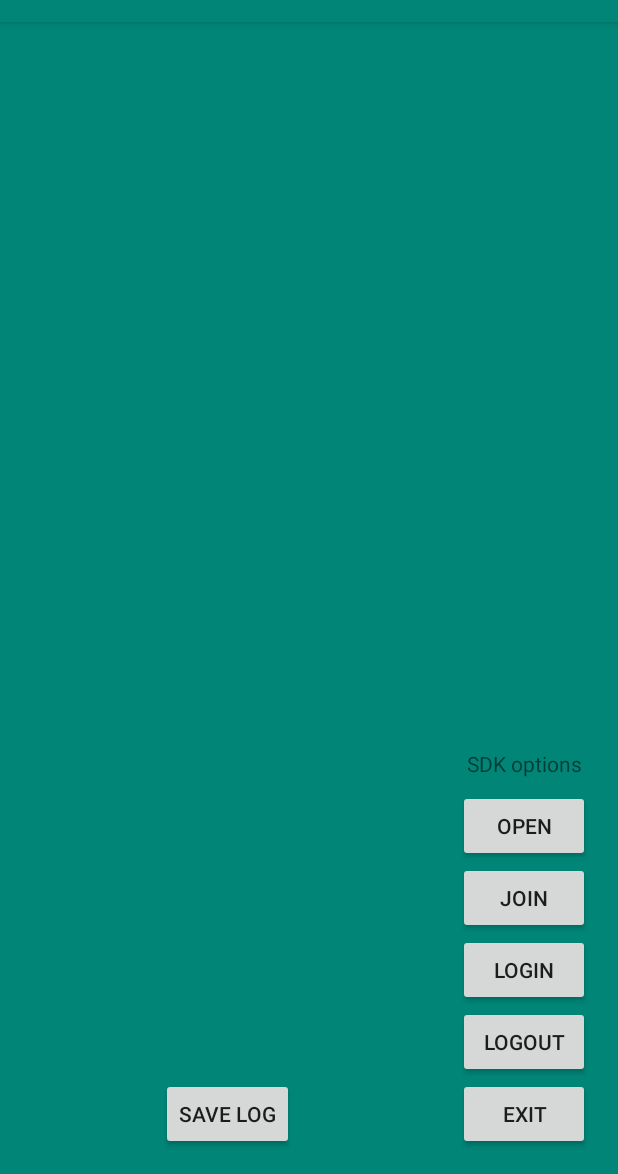
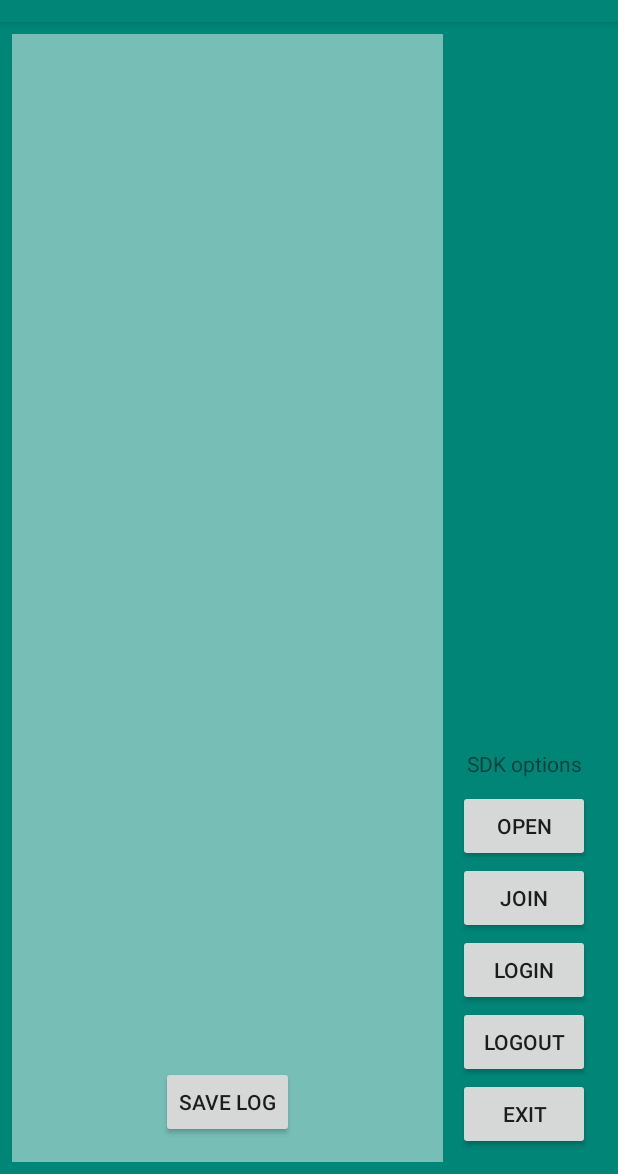
Before and after one commit to JustAllIn/ADBaseSDK, an Android app: the screen it shows after launch (MainActivity), on a phone screen of 412 x 824 dp, the part 62-1236 px from its top. Run offline under Robolectric (Android 15) with nearby library versions, the phone set to English and light mode, and no system bars.

Commit message:
[adbase sdk] 优化demo

```diff
--- a/app/src/main/java/com/adbse/MainActivity.java
+++ b/app/src/main/java/com/adbse/MainActivity.java
@@ -3,6 +3,7 @@ package com.adbse;
 import androidx.appcompat.app.AppCompatActivity;
 
 import android.os.Bundle;
+import android.text.method.ScrollingMovementMethod;
 import android.util.Log;
 import android.view.View;
 import android.widget.TextView;
@@ -12,16 +13,16 @@ import com.adbase.sdk.IAdBaseSDK;
 
 public class MainActivity extends AppCompatActivity implements IAdBaseSDK.ILogPrinter {
 
-    private final StringBuilder mLogBuilder = new StringBuilder();
     private final IAdBaseSDK mSDK = IAdBaseSDK.F.create();    //随便怎么获取，都行，sdk内部目前是单例实现
 
-    private TextView mTextView;
+    private TextView textView;
 
     @Override
     protected void onCreate(Bundle savedInstanceState) {
         super.onCreate(savedInstanceState);
         setContentView(R.layout.activity_main);
-        mTextView = findViewById(R.id.tv_log);
+        textView = findViewById(R.id.tv_log);
+        textView.setMovementMethod(ScrollingMovementMethod.getInstance());
         mSDK.setLogger(this);
     }
 
@@ -61,7 +62,11 @@ public class MainActivity extends AppCompatActivity implements IAdBaseSDK.ILogPr
     @Override
     public void log(String msg) {
         Log.i("demo", msg);
-        mLogBuilder.append(msg).append("\n");
-        mTextView.setText(mLogBuilder.toString());
+        textView.append(msg);
+        textView.append("\n\n");
+        int offset = textView.getLineCount() * textView.getLineHeight();
+        if (offset > textView.getHeight()) {
+            textView.scrollTo(0, offset - textView.getHeight());
+        }
     }
 }
--- a/app/src/main/res/layout/activity_main.xml
+++ b/app/src/main/res/layout/activity_main.xml
@@ -56,8 +56,10 @@
     </LinearLayout>
 
     <TextView
+        android:background="#77ffffff"
         android:id="@+id/tv_log"
-        android:padding="16dp"
+        android:padding="8dp"
+        android:layout_margin="8dp"
         android:layout_width="0dp"
         android:layout_height="0dp"
         app:layout_constraintBottom_toBottomOf="parent"
@@ -73,6 +75,7 @@
         app:layout_constraintStart_toStartOf="@+id/tv_log"
         android:onClick="saveLog"
         android:text="save log"
+        android:scrollbars="vertical"
         android:layout_width="wrap_content"
         android:layout_height="wrap_content"/>
 
```
